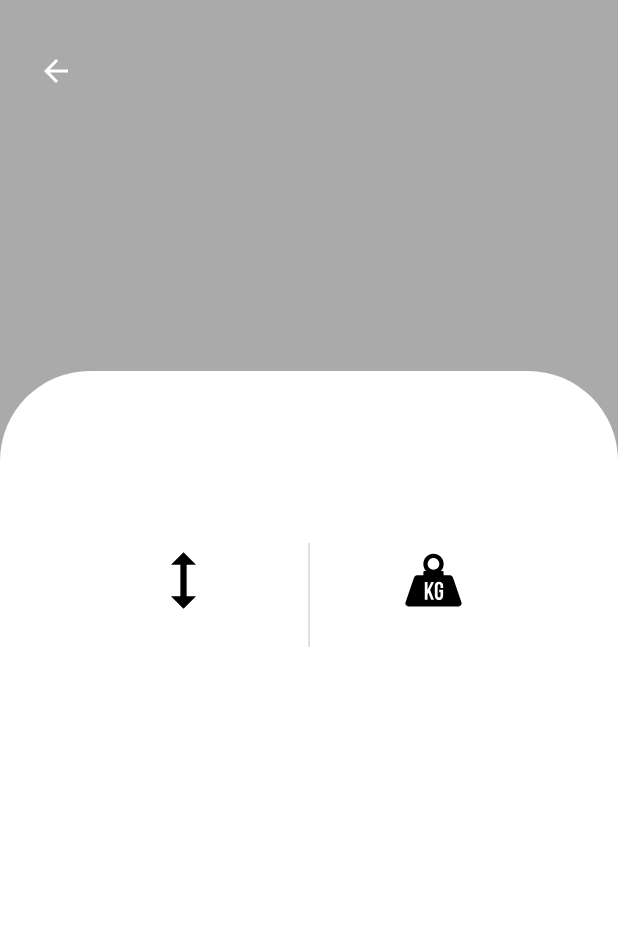
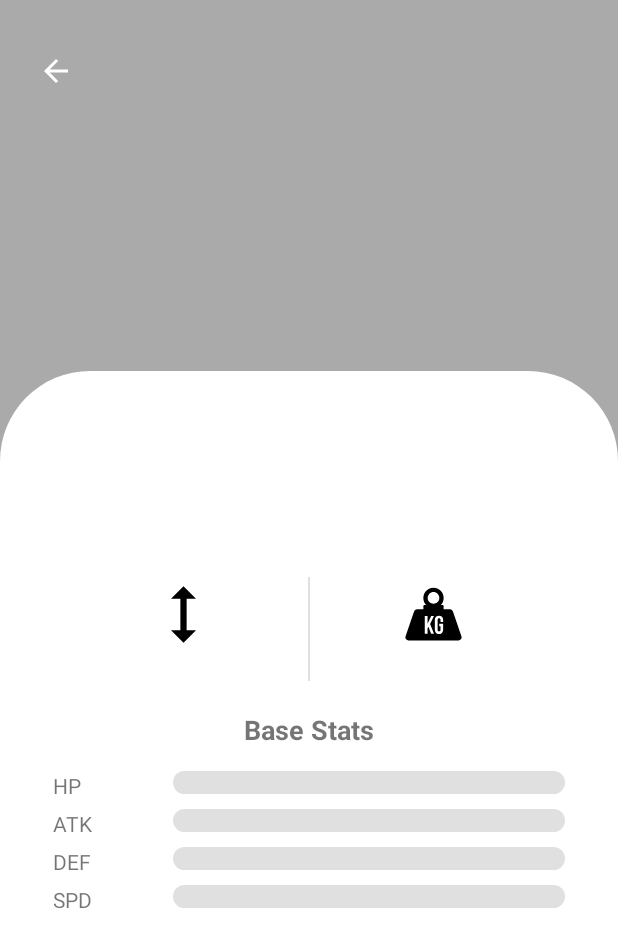
Before and after one commit to AbelVolpi/PokemonApi_Application, an Android app: the fragment DetailsFragment shown on its own in the app's theme, on a phone screen of 412 x 824 dp. Shown: the top 947 px of the screen. Run offline under Robolectric (Android 15) with nearby library versions, the phone set to English and light mode, and no system bars; libraries missing offline, so code that uses them is left out: androidx.palette.graphics.

Commit message:
feat: update pokemon details screen

```diff
--- a/app/src/main/AndroidManifest.xml
+++ b/app/src/main/AndroidManifest.xml
@@ -13,7 +13,7 @@
         android:supportsRtl="true"
         android:theme="@style/Theme.PokemonApi">
         <activity
-            android:name="com.abelvolpi.pokemonapi.ui.MainActivity"
+            android:name="com.abelvolpi.pokemonapi.ui.screens.MainActivity"
             android:exported="true">
             <intent-filter>
                 <action android:name="android.intent.action.MAIN" />
--- /dev/null
+++ b/app/src/main/java/com/abelvolpi/pokemonapi/ui/customviews/CustomHorizontalProgressView.kt
@@ -0,0 +1,82 @@
+package com.abelvolpi.pokemonapi.ui.customviews
+
+import android.animation.ObjectAnimator
+import android.content.Context
+import android.graphics.Color
+import android.graphics.drawable.LayerDrawable
+import android.util.AttributeSet
+import android.view.LayoutInflater
+import androidx.constraintlayout.widget.ConstraintLayout
+import androidx.core.content.ContextCompat
+import com.abelvolpi.pokemonapi.R
+import com.abelvolpi.pokemonapi.databinding.ViewStatsCustomProgressBarBinding
+
+class CustomHorizontalProgressView @JvmOverloads constructor(
+    context: Context,
+    attrs: AttributeSet? = null,
+    defStyleAttr: Int = 0
+) : ConstraintLayout(context, attrs, defStyleAttr) {
+
+    private var maxValue: Int = 300
+    private var progressColor: Int = Color.BLUE
+    private var binding: ViewStatsCustomProgressBarBinding
+
+    init {
+        binding = ViewStatsCustomProgressBarBinding.inflate(LayoutInflater.from(context), this)
+        obtainStyledAttributes(context, attrs)
+        configureProgressBar()
+    }
+
+    private fun obtainStyledAttributes(context: Context, attrs: AttributeSet?) {
+        context.theme.obtainStyledAttributes(
+            attrs,
+            R.styleable.CustomHorizontalProgressBar,
+            0,
+            0
+        ).apply {
+            try {
+                setStatsNameTextView(getString(R.styleable.CustomHorizontalProgressBar_statsName))
+                maxValue = getInt(R.styleable.CustomHorizontalProgressBar_maxValue, 300)
+                progressColor = getColor(
+                    R.styleable.CustomHorizontalProgressBar_progressColor,
+                    ContextCompat.getColor(
+                        context,
+                        androidx.appcompat.R.color.material_blue_grey_800
+                    )
+                )
+            } finally {
+                recycle()
+            }
+        }
+    }
+
+    private fun setStatsNameTextView(name: String?) {
+        binding.statsNameTextView.text = name ?: ""
+    }
+
+    private fun configureProgressBar() {
+        binding.horizontalProgressBarStats.max = maxValue
+
+        val layerDrawable = binding.horizontalProgressBarStats.progressDrawable as? LayerDrawable
+        layerDrawable?.let {
+            val progressDrawable = it.findDrawableByLayerId(android.R.id.progress)
+            progressDrawable?.setTint(progressColor)
+        }
+    }
+
+    fun setProgress(value: Int, animate: Boolean = true) {
+        binding.statsValueTextView.text = value.toString()
+        if (animate) {
+            animateProgress(value)
+        } else {
+            binding.horizontalProgressBarStats.progress = value
+        }
+    }
+
+    private fun animateProgress(value: Int) {
+        ObjectAnimator.ofInt(binding.horizontalProgressBarStats, "progress", value).apply {
+            duration = 1000
+            start()
+        }
+    }
+}
--- a/app/src/main/java/com/abelvolpi/pokemonapi/ui/BaseFragment.kt
+++ b/app/src/main/java/com/abelvolpi/pokemonapi/ui/screens/BaseFragment.kt
@@ -1,4 +1,4 @@
-package com.abelvolpi.pokemonapi.ui
+package com.abelvolpi.pokemonapi.ui.screens
 
 import android.os.Bundle
 import android.view.LayoutInflater
@@ -23,5 +23,4 @@ abstract class BaseFragment<T : ViewBinding>(
         _binding = null
         super.onDestroyView()
     }
-
 }
--- a/app/src/main/java/com/abelvolpi/pokemonapi/ui/HomeFragment.kt
+++ b/app/src/main/java/com/abelvolpi/pokemonapi/ui/screens/HomeFragment.kt
@@ -1,4 +1,4 @@
-package com.abelvolpi.pokemonapi.ui
+package com.abelvolpi.pokemonapi.ui.screens
 
 import android.os.Bundle
 import android.util.Log
--- a/app/src/main/java/com/abelvolpi/pokemonapi/ui/MainActivity.kt
+++ b/app/src/main/java/com/abelvolpi/pokemonapi/ui/screens/MainActivity.kt
@@ -1,4 +1,4 @@
-package com.abelvolpi.pokemonapi.ui
+package com.abelvolpi.pokemonapi.ui.screens
 
 import androidx.appcompat.app.AppCompatActivity
 import android.os.Bundle
--- /dev/null
+++ b/app/src/main/res/drawable/custom_horizontal_progress_bar.xml
@@ -0,0 +1,17 @@
+<?xml version="1.0" encoding="utf-8"?>
+<layer-list xmlns:android="http://schemas.android.com/apk/res/android">
+    <item android:id="@android:id/background">
+        <shape>
+            <corners android:radius="8dp" />
+            <solid android:color="#E0E0E0" />
+        </shape>
+    </item>
+    <item android:id="@android:id/progress">
+        <clip>
+            <shape>
+                <corners android:radius="8dp" />
+                <solid android:color="#3F51B5" />
+            </shape>
+        </clip>
+    </item>
+</layer-list>
--- a/app/src/main/res/layout/activity_main.xml
+++ b/app/src/main/res/layout/activity_main.xml
@@ -4,7 +4,7 @@
     xmlns:tools="http://schemas.android.com/tools"
     android:layout_width="match_parent"
     android:layout_height="match_parent"
-    tools:context=".ui.MainActivity">
+    tools:context=".ui.screens.MainActivity">
 
         <androidx.fragment.app.FragmentContainerView
             android:id="@+id/main_nav_host_fragment"
--- a/app/src/main/res/layout/fragment_details.xml
+++ b/app/src/main/res/layout/fragment_details.xml
@@ -6,7 +6,7 @@
     android:layout_width="match_parent"
     android:layout_height="match_parent"
     android:background="@android:color/darker_gray"
-    tools:context=".ui.DetailsFragment">
+    tools:context=".ui.screens.DetailsFragment">
 
     <ImageView
         android:id="@+id/arrow_back"
@@ -25,9 +25,9 @@
         android:id="@+id/pokemon_number_text_view"
         android:layout_width="wrap_content"
         android:layout_height="wrap_content"
-        android:layout_marginEnd="25dp"
+        android:layout_marginEnd="30dp"
         android:textColor="@color/white"
-        android:textSize="18sp"
+        android:textSize="25sp"
         app:layout_constraintBottom_toBottomOf="@+id/arrow_back"
         app:layout_constraintEnd_toEndOf="parent"
         app:layout_constraintTop_toTopOf="@+id/arrow_back" />
@@ -59,9 +59,9 @@
                 android:layout_height="wrap_content"
                 android:layout_marginTop="50dp"
                 android:textAlignment="center"
+                android:textColor="@color/black"
+                android:textSize="35sp"
                 android:textStyle="bold"
-                android:textColor="@color/black"
-                android:textSize="25sp"
                 app:layout_constraintTop_toTopOf="parent" />
 
             <androidx.recyclerview.widget.RecyclerView
@@ -74,10 +74,11 @@
                 app:layout_constraintTop_toBottomOf="@+id/pokemon_name_text_view" />
 
             <LinearLayout
+                android:id="@+id/height_and_weight_stats"
                 android:layout_width="match_parent"
                 android:layout_height="wrap_content"
                 android:layout_marginHorizontal="40dp"
-                android:layout_marginTop="10dp"
+                android:layout_marginTop="20dp"
                 android:gravity="center"
                 android:orientation="horizontal"
                 app:layout_constraintTop_toBottomOf="@+id/types_recycler_view">
@@ -100,7 +101,6 @@
                         android:layout_width="wrap_content"
                         android:layout_height="wrap_content"
                         android:textColor="@color/black" />
-
                 </LinearLayout>
 
                 <View
@@ -127,8 +127,69 @@
                         android:layout_width="wrap_content"
                         android:layout_height="wrap_content"
                         android:textColor="@color/black" />
+                </LinearLayout>
 
-                </LinearLayout>
+            </LinearLayout>
+
+            <LinearLayout
+                android:layout_width="match_parent"
+                android:layout_height="wrap_content"
+                android:layout_marginHorizontal="35dp"
+                android:layout_marginVertical="20dp"
+                android:gravity="center"
+                android:orientation="vertical"
+                app:layout_constraintBottom_toBottomOf="parent"
+                app:layout_constraintEnd_toEndOf="parent"
+                app:layout_constraintStart_toStartOf="parent"
+                app:layout_constraintTop_toBottomOf="@+id/height_and_weight_stats">
+
+                <TextView
+                    android:id="@+id/base_stats_text_view"
+                    android:layout_width="wrap_content"
+                    android:layout_height="wrap_content"
+                    android:text="Base Stats"
+                    android:textSize="18sp"
+                    android:textStyle="bold"
+                    android:layout_marginBottom="15dp"
+                    app:layout_constraintBottom_toBottomOf="@+id/arrow_back"
+                    app:layout_constraintEnd_toEndOf="parent"
+                    app:layout_constraintTop_toTopOf="@+id/arrow_back" />
+
+                <com.abelvolpi.pokemonapi.ui.customviews.CustomHorizontalProgressView
+                    android:id="@+id/hpProgressBar"
+                    android:layout_width="match_parent"
+                    android:layout_height="wrap_content"
+                    android:layout_marginBottom="10dp"
+                    app:maxValue="300"
+                    app:statsName="HP"
+                    app:progressColor="@color/fairy_color" />
+
+                <com.abelvolpi.pokemonapi.ui.customviews.CustomHorizontalProgressView
+                    android:id="@+id/attackProgressBar"
+                    android:layout_width="match_parent"
+                    android:layout_height="wrap_content"
+                    android:layout_marginBottom="10dp"
+                    app:maxValue="300"
+                    app:statsName="ATK"
+                    app:progressColor="@color/ground_color" />
+
+                <com.abelvolpi.pokemonapi.ui.customviews.CustomHorizontalProgressView
+                    android:id="@+id/defenseProgressBar"
+                    android:layout_width="match_parent"
+                    android:layout_height="wrap_content"
+                    android:layout_marginBottom="10dp"
+                    app:maxValue="300"
+                    app:statsName="DEF"
+                    app:progressColor="@color/water_color" />
+
+                <com.abelvolpi.pokemonapi.ui.customviews.CustomHorizontalProgressView
+                    android:id="@+id/speedProgressBar"
+                    android:layout_width="match_parent"
+                    android:layout_height="wrap_content"
+                    android:layout_marginBottom="10dp"
+                    app:maxValue="300"
+                    app:statsName="SPD"
+                    app:progressColor="@color/steel_color" />
 
             </LinearLayout>
 
@@ -147,11 +208,10 @@
         app:layout_constraintStart_toStartOf="parent"
         app:layout_constraintTop_toTopOf="@+id/guideline" />
 
-
     <ImageView
         android:id="@+id/pokemon_image_view"
-        android:layout_width="210dp"
-        android:layout_height="210dp"
+        android:layout_width="250dp"
+        android:layout_height="250dp"
         android:layout_gravity="center|bottom"
         android:layout_marginBottom="-50dp"
         android:contentDescription="@string/empty_description"
--- /dev/null
+++ b/app/src/main/res/layout/view_stats_custom_progress_bar.xml
@@ -0,0 +1,45 @@
+<?xml version="1.0" encoding="utf-8"?>
+<merge xmlns:android="http://schemas.android.com/apk/res/android"
+    xmlns:app="http://schemas.android.com/apk/res-auto"
+    xmlns:tools="http://schemas.android.com/tools">
+
+    <androidx.constraintlayout.widget.ConstraintLayout
+        android:layout_width="match_parent"
+        android:layout_height="15dp">
+
+        <TextView
+            android:id="@+id/statsNameTextView"
+            android:layout_width="40dp"
+            android:layout_height="15dp"
+            android:gravity="start"
+            app:layout_constraintBottom_toBottomOf="parent"
+            app:layout_constraintStart_toStartOf="parent"
+            app:layout_constraintTop_toTopOf="parent"
+            tools:text="HP" />
+
+        <TextView
+            android:id="@+id/statsValueTextView"
+            android:layout_width="40dp"
+            android:layout_height="15dp"
+            android:gravity="start"
+            app:layout_constraintBottom_toBottomOf="parent"
+            app:layout_constraintStart_toEndOf="@+id/statsNameTextView"
+            app:layout_constraintTop_toTopOf="parent"
+            tools:text="270" />
+
+        <ProgressBar
+            android:id="@+id/horizontalProgressBarStats"
+            style="@style/Widget.AppCompat.ProgressBar.Horizontal"
+            android:layout_width="0dp"
+            android:layout_height="15dp"
+            android:max="300"
+            android:progress="0"
+            android:progressDrawable="@drawable/custom_horizontal_progress_bar"
+            app:layout_constraintBottom_toBottomOf="parent"
+            app:layout_constraintEnd_toEndOf="parent"
+            app:layout_constraintStart_toEndOf="@+id/statsValueTextView"
+            app:layout_constraintTop_toTopOf="parent" />
+
+    </androidx.constraintlayout.widget.ConstraintLayout>
+
+</merge>
--- a/app/src/main/res/navigation/nav_graph.xml
+++ b/app/src/main/res/navigation/nav_graph.xml
@@ -7,7 +7,7 @@
 
     <fragment
         android:id="@+id/homeFragment"
-        android:name="com.abelvolpi.pokemonapi.ui.HomeFragment"
+        android:name="com.abelvolpi.pokemonapi.ui.screens.HomeFragment"
         android:label="fragment_home"
         tools:layout="@layout/fragment_home">
         <action
@@ -17,7 +17,7 @@
     </fragment>
     <fragment
         android:id="@+id/detailsFragment"
-        android:name="com.abelvolpi.pokemonapi.ui.DetailsFragment"
+        android:name="com.abelvolpi.pokemonapi.ui.screens.DetailsFragment"
         android:label="fragment_details"
         tools:layout="@layout/fragment_details">
         <argument
```
Also changed, not shown: app/src/main/java/com/abelvolpi/pokemonapi/models/DetailedPokemon.kt (+11 -6 lines), app/src/main/java/com/abelvolpi/pokemonapi/ui/screens/DetailsFragment.kt (renamed from app/src/main/java/com/abelvolpi/pokemonapi/ui/DetailsFragment.kt, +14 -4 lines), app/src/main/res/layout/fragment_home.xml (+13 -2 lines), app/src/main/res/layout/type_adapter_item.xml (+6 -5 lines), app/src/main/res/values/attrs.xml (added, +8 -0 lines).
